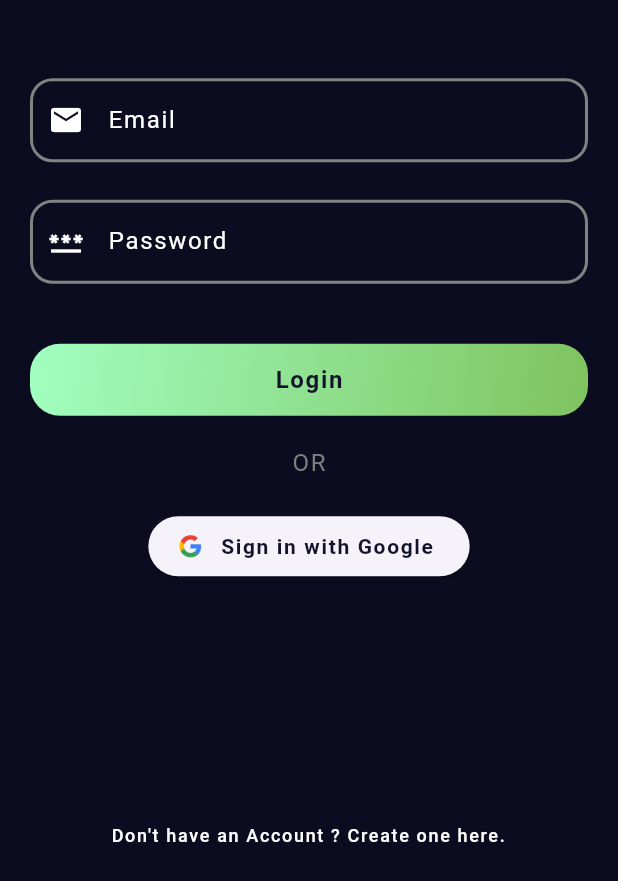
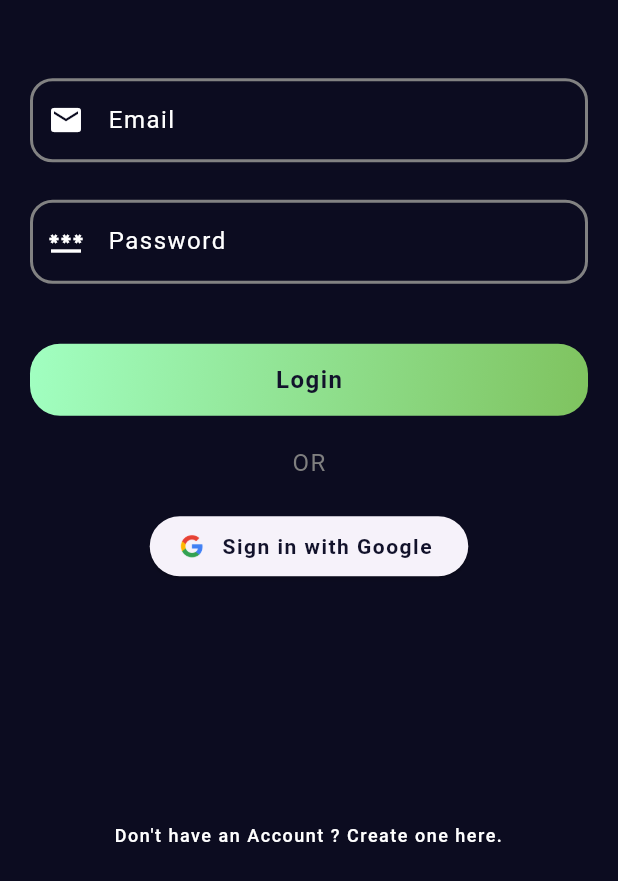
Before and after one commit to DanceaRadu/DailyDrive, a Flutter app: the screen it shows after launch, on a phone screen of 412 x 824 dp. Shown: the part 335-1216 px from the top of the screen. Run offline on Flutter 3.47's test engine with Material 3 defaults, Android fonts, the phone set to English and light mode, and no system bars; our stand-ins replace cloud_firestore, firebase_auth, firebase_core, flutter_riverpod, google_sign_in, percent_indicator and 2 more; accounts and stored records are empty; generated files the repository leaves out were written again.

Commit message:
Started working on the repeating_goal_details_page.dart

```diff
--- a/lib/color_palette.dart
+++ b/lib/color_palette.dart
@@ -8,6 +8,7 @@ class ColorPalette {
   static const Color onSurface = Color(0xFFFFFFFF);
   static const Color secondary = Color(0xFFCB8177);
   static const Color accent = Color(0xFF7FC35F);
+  static const Color ongoingColor = Color(0xFF5F73C3);
 
   static const Color textColor = Color(0xFFFFFFFF);
   static const Color invertedTextColor = Color(0xFF12122B);
--- a/lib/main.dart
+++ b/lib/main.dart
@@ -61,18 +61,18 @@ class MyApp extends StatelessWidget {
           ),
         ),
       textTheme: baseTheme.textTheme.copyWith(
-        displayLarge: baseTheme.textTheme.displayLarge?.copyWith(color: Colors.white, letterSpacing: 1.1),
-        displayMedium: baseTheme.textTheme.displayMedium?.copyWith(color: Colors.white, letterSpacing: 1.1),
-        displaySmall: baseTheme.textTheme.displaySmall?.copyWith(color: Colors.white, letterSpacing: 1.1),
-        headlineMedium: baseTheme.textTheme.headlineMedium?.copyWith(color: Colors.white, letterSpacing: 1.1),
-        headlineSmall: baseTheme.textTheme.headlineSmall?.copyWith(color: Colors.white, letterSpacing: 1.1),
-        titleMedium: baseTheme.textTheme.titleMedium?.copyWith(color: Colors.white, letterSpacing: 1.1),
-        titleSmall: baseTheme.textTheme.titleSmall?.copyWith(color: Colors.white, letterSpacing: 1.1),
-        bodyLarge: baseTheme.textTheme.bodyLarge?.copyWith(color: Colors.white, letterSpacing: 1.1),
-        bodyMedium: baseTheme.textTheme.bodyMedium?.copyWith(color: Colors.white, letterSpacing: 1.1),
-        bodySmall: baseTheme.textTheme.bodySmall?.copyWith(color: Colors.white, letterSpacing: 1.1),
-        labelLarge: baseTheme.textTheme.labelLarge?.copyWith(color: Colors.white, letterSpacing: 1.1),
-        labelSmall: baseTheme.textTheme.labelSmall?.copyWith(color: Colors.white, letterSpacing: 1.1),
+        displayLarge: baseTheme.textTheme.displayLarge?.copyWith(color: Colors.white, letterSpacing: 1.0),
+        displayMedium: baseTheme.textTheme.displayMedium?.copyWith(color: Colors.white, letterSpacing: 1.0),
+        displaySmall: baseTheme.textTheme.displaySmall?.copyWith(color: Colors.white, letterSpacing: 1.0),
+        headlineMedium: baseTheme.textTheme.headlineMedium?.copyWith(color: Colors.white, letterSpacing: 1.0),
+        headlineSmall: baseTheme.textTheme.headlineSmall?.copyWith(color: Colors.white, letterSpacing: 1.0),
+        titleMedium: baseTheme.textTheme.titleMedium?.copyWith(color: Colors.white, letterSpacing: 1.0),
+        titleSmall: baseTheme.textTheme.titleSmall?.copyWith(color: Colors.white, letterSpacing: 1.0),
+        bodyLarge: baseTheme.textTheme.bodyLarge?.copyWith(color: Colors.white, letterSpacing: 1.0),
+        bodyMedium: baseTheme.textTheme.bodyMedium?.copyWith(color: Colors.white, letterSpacing: 1.0),
+        bodySmall: baseTheme.textTheme.bodySmall?.copyWith(color: Colors.white, letterSpacing: 1.0),
+        labelLarge: baseTheme.textTheme.labelLarge?.copyWith(color: Colors.white, letterSpacing: 1.0),
+        labelSmall: baseTheme.textTheme.labelSmall?.copyWith(color: Colors.white, letterSpacing: 1.0),
         titleLarge: baseTheme.textTheme.titleLarge?.copyWith(
           fontSize: 22, fontWeight: FontWeight.w500, letterSpacing: 2.0, color: Colors.white,
         ),
```
Also changed, not shown: lib/pages/goal_page/repeating_goal_details_page.dart (+54 -3 lines), lib/pages/goal_page/repeating_goal_item.dart (added, +76 -0 lines).
